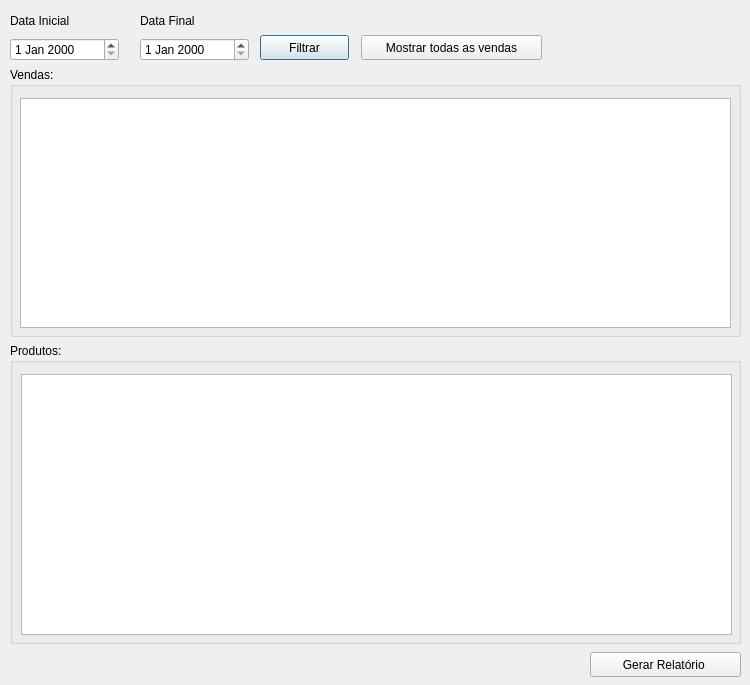
Above: frm_gestaovendas.ui from ustop0/TCC before the change. Below: the same form after it.
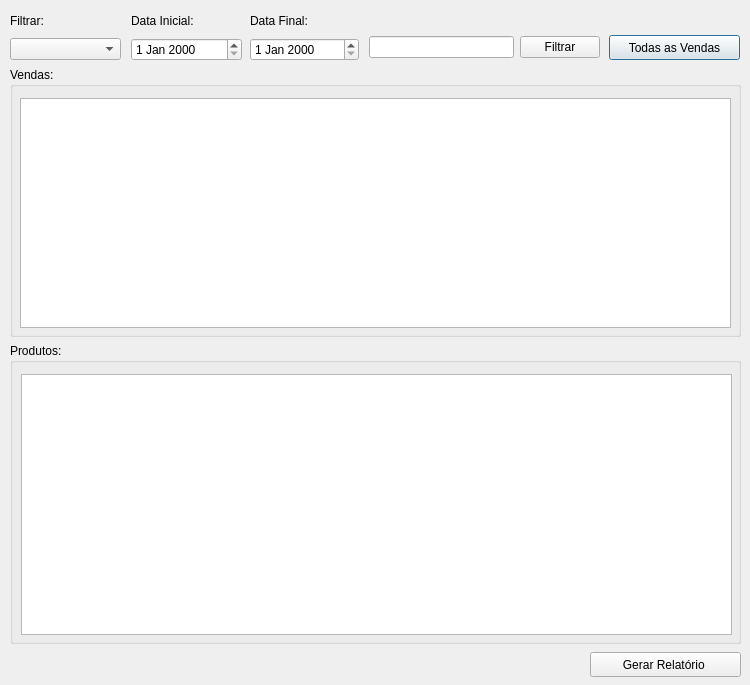
That is the form after the change.

Commit message:
Gestão de vendas corrigida
Falta configurar a geração de relatórios PDF

```diff
--- a/frm_gestaovendas.ui
+++ b/frm_gestaovendas.ui
@@ -13,30 +13,17 @@
   <property name="windowTitle">
    <string>Gestão de Vendas</string>
   </property>
-  <widget class="QPushButton" name="btn_filtrar">
-   <property name="geometry">
-    <rect>
-     <x>260</x>
-     <y>35</y>
-     <width>89</width>
-     <height>25</height>
-    </rect>
-   </property>
-   <property name="text">
-    <string>Filtrar</string>
-   </property>
-  </widget>
   <widget class="QPushButton" name="btn_mostratTodasVendas">
    <property name="geometry">
     <rect>
-     <x>361</x>
+     <x>609</x>
      <y>35</y>
-     <width>181</width>
+     <width>131</width>
      <height>25</height>
     </rect>
    </property>
    <property name="text">
-    <string>Mostrar todas as vendas</string>
+    <string>Todas as Vendas</string>
    </property>
   </widget>
   <widget class="QTableWidget" name="tw_listaProdutos">
@@ -65,9 +52,9 @@
   <widget class="QWidget" name="layoutWidget">
    <property name="geometry">
     <rect>
-     <x>10</x>
+     <x>131</x>
      <y>10</y>
-     <width>109</width>
+     <width>111</width>
      <height>51</height>
     </rect>
    </property>
@@ -75,7 +62,7 @@
     <item>
      <widget class="QLabel" name="label">
       <property name="text">
-       <string>Data Inicial</string>
+       <string>Data Inicial:</string>
       </property>
      </widget>
     </item>
@@ -87,7 +74,7 @@
   <widget class="QWidget" name="layoutWidget">
    <property name="geometry">
     <rect>
-     <x>140</x>
+     <x>250</x>
      <y>10</y>
      <width>109</width>
      <height>51</height>
@@ -97,7 +84,7 @@
     <item>
      <widget class="QLabel" name="label_2">
       <property name="text">
-       <string>Data Final</string>
+       <string>Data Final:</string>
       </property>
      </widget>
     </item>
@@ -142,6 +129,50 @@
     <string>Produtos:</string>
    </property>
   </widget>
+  <widget class="QWidget" name="">
+   <property name="geometry">
+    <rect>
+     <x>10</x>
+     <y>10</y>
+     <width>111</width>
+     <height>50</height>
+    </rect>
+   </property>
+   <layout class="QVBoxLayout" name="verticalLayout_3">
+    <item>
+     <widget class="QLabel" name="label_3">
+      <property name="text">
+       <string>Filtrar:</string>
+      </property>
+     </widget>
+    </item>
+    <item>
+     <widget class="QComboBox" name="cb_filtrar"/>
+    </item>
+   </layout>
+  </widget>
+  <widget class="QWidget" name="">
+   <property name="geometry">
+    <rect>
+     <x>369</x>
+     <y>34</y>
+     <width>231</width>
+     <height>27</height>
+    </rect>
+   </property>
+   <layout class="QHBoxLayout" name="horizontalLayout">
+    <item>
+     <widget class="QLineEdit" name="lineEdit"/>
+    </item>
+    <item>
+     <widget class="QPushButton" name="btn_filtrar">
+      <property name="text">
+       <string>Filtrar</string>
+      </property>
+     </widget>
+    </item>
+   </layout>
+  </widget>
   <zorder>groupBox_2</zorder>
   <zorder>groupBox</zorder>
   <zorder>btn_filtrar</zorder>
```
Left out of the diff: 3 changed lines with no effect on the pictures. The commit also changes 4 other files.
